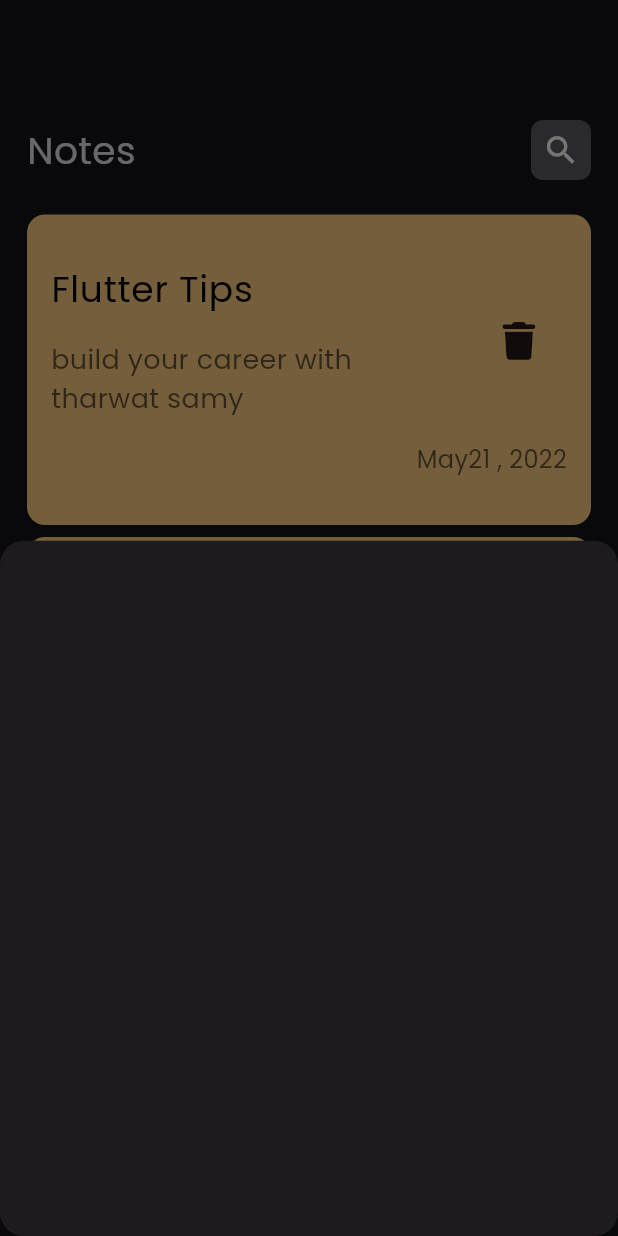
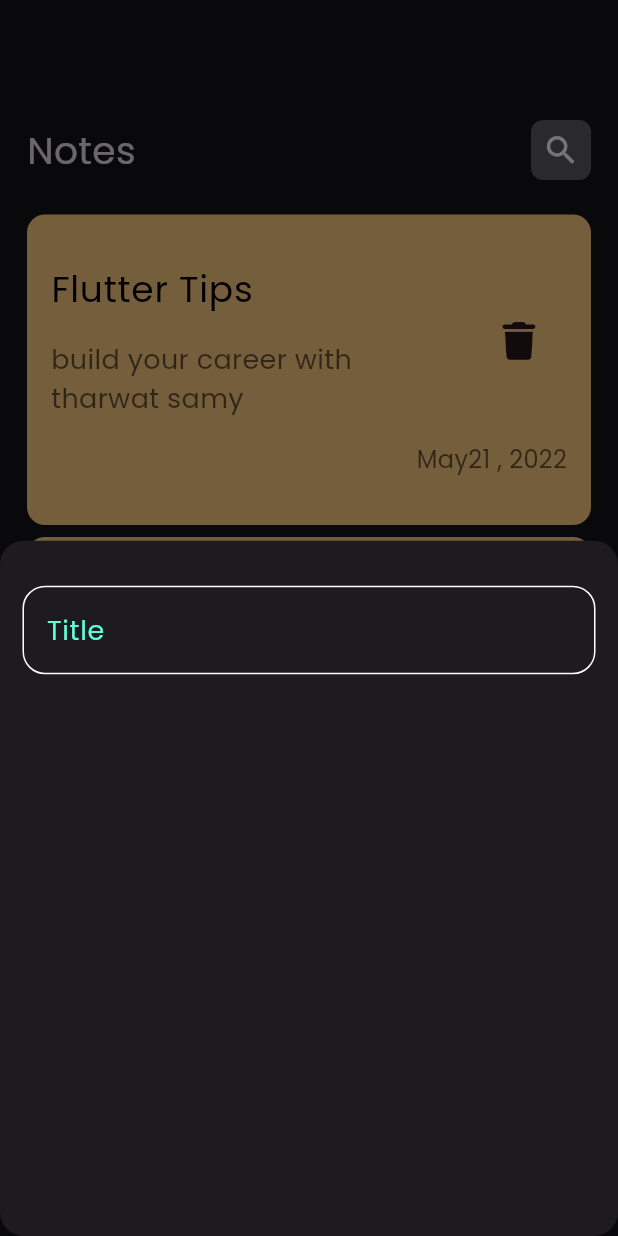
Before and after one commit to The1000y/notes_app, a Flutter app: the screen it shows after launch, after a tap on the "add" icon, on a phone screen of 412 x 824 dp. Run offline on Flutter 3.47's test engine with Material 3 defaults, Android fonts, the phone set to English and light mode, and no system bars; our stand-ins replace font_awesome_flutter.

Commit message:
Create Custom Text Field

```diff
--- /dev/null
+++ b/lib/constains.dart
@@ -0,0 +1,3 @@
+import 'package:flutter/material.dart';
+
+Color kPrimaryColor = const Color(0xff62FCD7);
--- a/lib/widgets/add_buttom_model_sheet.dart
+++ b/lib/widgets/add_buttom_model_sheet.dart
@@ -1,10 +1,15 @@
 import 'package:flutter/material.dart';
+import 'package:notes_app/widgets/custom_text_filed.dart';
 
 class AddNoteButtomSheet extends StatelessWidget {
   const AddNoteButtomSheet({super.key});
 
   @override
   Widget build(BuildContext context) {
-    return Container();
+    return Column(
+      children: [
+        CustomTextField(),
+      ],
+    );
   }
 }
--- /dev/null
+++ b/lib/widgets/custom_text_filed.dart
@@ -0,0 +1,30 @@
+import 'package:flutter/material.dart';
+import 'package:notes_app/constains.dart';
+
+class CustomTextField extends StatelessWidget {
+  const CustomTextField({super.key});
+
+  @override
+  Widget build(BuildContext context) {
+    return Padding(
+      padding: const EdgeInsets.only(top: 30, left: 15, right: 15),
+      child: TextField(
+        cursorColor: kPrimaryColor,
+        decoration: InputDecoration(
+            border: buildBorder(),
+            enabledBorder: buildBorder(),
+            focusedBorder: buildBorder(kPrimaryColor),
+            hintText: 'Title',
+            hintStyle: TextStyle(fontSize: 18, color: kPrimaryColor)),
+      ),
+    );
+  }
+
+  OutlineInputBorder buildBorder([Color? color]) {
+    return OutlineInputBorder(
+        borderRadius: BorderRadius.all(
+          Radius.circular(15),
+        ),
+        borderSide: BorderSide(color: color ?? Colors.white));
+  }
+}
```
